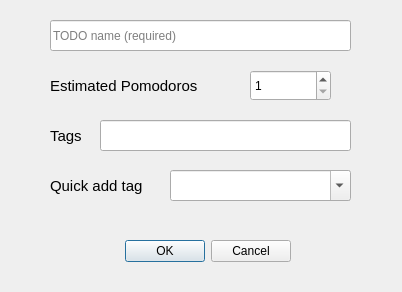
First picture: the form in qt_gui/ui/add_todo_dialog.ui, repository ravenvz/SprintTimer, before the edit.
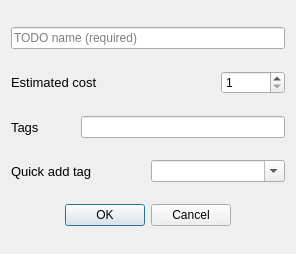
Second picture: the form after the edit.

```diff
--- a/qt_gui/ui/add_todo_dialog.ui
+++ b/qt_gui/ui/add_todo_dialog.ui
@@ -6,51 +6,16 @@
    <rect>
     <x>0</x>
     <y>0</y>
-    <width>402</width>
-    <height>292</height>
+    <width>296</width>
+    <height>254</height>
    </rect>
   </property>
   <property name="windowTitle">
    <string>Add TODO item</string>
   </property>
-  <widget class="QDialogButtonBox" name="buttonBox">
-   <property name="geometry">
-    <rect>
-     <x>30</x>
-     <y>221</y>
-     <width>261</width>
-     <height>61</height>
-    </rect>
-   </property>
-   <property name="orientation">
-    <enum>Qt::Horizontal</enum>
-   </property>
-   <property name="standardButtons">
-    <set>QDialogButtonBox::Cancel|QDialogButtonBox::Ok</set>
-   </property>
-  </widget>
-  <widget class="QLineEdit" name="taskName">
-   <property name="geometry">
-    <rect>
-     <x>50</x>
-     <y>20</y>
-     <width>301</width>
-     <height>31</height>
-    </rect>
-   </property>
-   <property name="placeholderText">
-    <string>TODO name (required)</string>
-   </property>
-  </widget>
-  <widget class="QSpinBox" name="estimatedPomodoros">
-   <property name="geometry">
-    <rect>
-     <x>250</x>
-     <y>70</y>
-     <width>81</width>
-     <height>31</height>
-    </rect>
-   </property>
+  <layout class="QGridLayout" name="gridLayout">
+   <item row="1" column="3">
+    <widget class="QSpinBox" name="estimatedCost">
    <property name="minimum">
     <number>1</number>
    </property>
@@ -58,83 +23,71 @@
     <number>9999</number>
    </property>
   </widget>
-  <widget class="QLabel" name="label">
-   <property name="geometry">
-    <rect>
-     <x>50</x>
-     <y>70</y>
-     <width>171</width>
-     <height>31</height>
-    </rect>
-   </property>
-   <property name="font">
-    <font>
-     <pointsize>11</pointsize>
-    </font>
-   </property>
-   <property name="text">
-    <string>Estimated Pomodoros</string>
-   </property>
-  </widget>
+   </item>
+   <item row="0" column="0" colspan="4">
+    <widget class="QLineEdit" name="taskName">
+     <property name="placeholderText">
+      <string>TODO name (required)</string>
+     </property>
+    </widget>
+   </item>
+   <item row="3" column="2" colspan="2">
   <widget class="QComboBox" name="tags">
-   <property name="geometry">
-    <rect>
-     <x>170</x>
-     <y>170</y>
-     <width>181</width>
-     <height>31</height>
-    </rect>
-   </property>
    <property name="editable">
     <bool>true</bool>
    </property>
   </widget>
+   </item>
+   <item row="4" column="0" colspan="4" alignment="Qt::AlignHCenter">
+    <widget class="QDialogButtonBox" name="buttonBox">
+     <property name="orientation">
+      <enum>Qt::Horizontal</enum>
+     </property>
+     <property name="standardButtons">
+      <set>QDialogButtonBox::Cancel|QDialogButtonBox::Ok</set>
+     </property>
+    </widget>
+   </item>
+   <item row="2" column="1" colspan="3">
+    <widget class="QLineEdit" name="leTags"/>
+   </item>
+   <item row="1" column="0" colspan="3">
+    <widget class="QLabel" name="label">
+     <property name="font">
+      <font>
+       <pointsize>10</pointsize>
+      </font>
+     </property>
+     <property name="text">
+      <string>Estimated cost</string>
+     </property>
+    </widget>
+   </item>
+   <item row="2" column="0">
   <widget class="QLabel" name="label_2">
-   <property name="geometry">
-    <rect>
-     <x>50</x>
-     <y>120</y>
-     <width>61</width>
-     <height>31</height>
-    </rect>
-   </property>
    <property name="font">
     <font>
-     <pointsize>11</pointsize>
+       <pointsize>10</pointsize>
     </font>
    </property>
    <property name="text">
     <string>Tags</string>
    </property>
   </widget>
-  <widget class="QLineEdit" name="leTags">
-   <property name="geometry">
-    <rect>
-     <x>100</x>
-     <y>120</y>
-     <width>251</width>
-     <height>31</height>
-    </rect>
-   </property>
-  </widget>
+   </item>
+   <item row="3" column="0" colspan="2">
   <widget class="QLabel" name="label_3">
-   <property name="geometry">
-    <rect>
-     <x>50</x>
-     <y>170</y>
-     <width>111</width>
-     <height>31</height>
-    </rect>
-   </property>
    <property name="font">
     <font>
-     <pointsize>11</pointsize>
+       <pointsize>10</pointsize>
     </font>
    </property>
    <property name="text">
     <string>Quick add tag</string>
    </property>
   </widget>
+   </item>
+  </layout>
  </widget>
  <tabstops>
   <tabstop>taskName</tabstop>
```
Left out of the diff: 2 changed lines with no effect on the pictures. Lines whose indentation alone changed are shown as unchanged.
